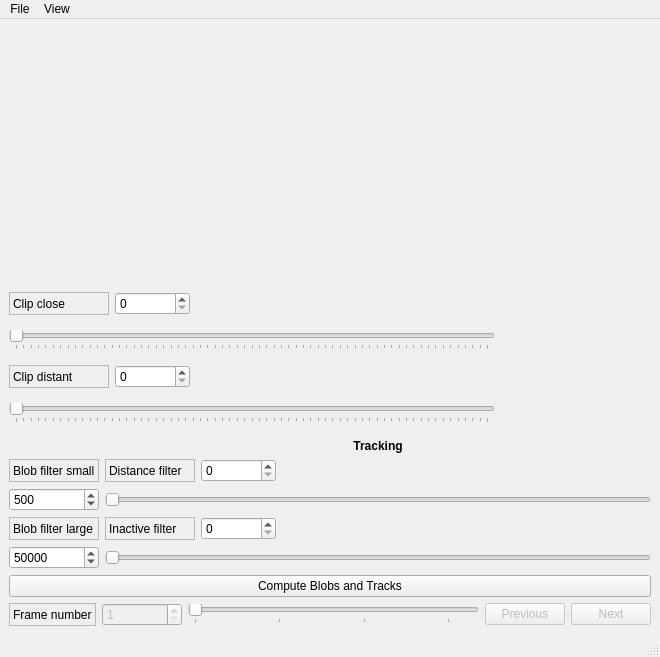
Before: the Qt Designer form RecordTracker/recordTracker.ui in tiltit/Kinect-Experiments, drawn with Qt 5.
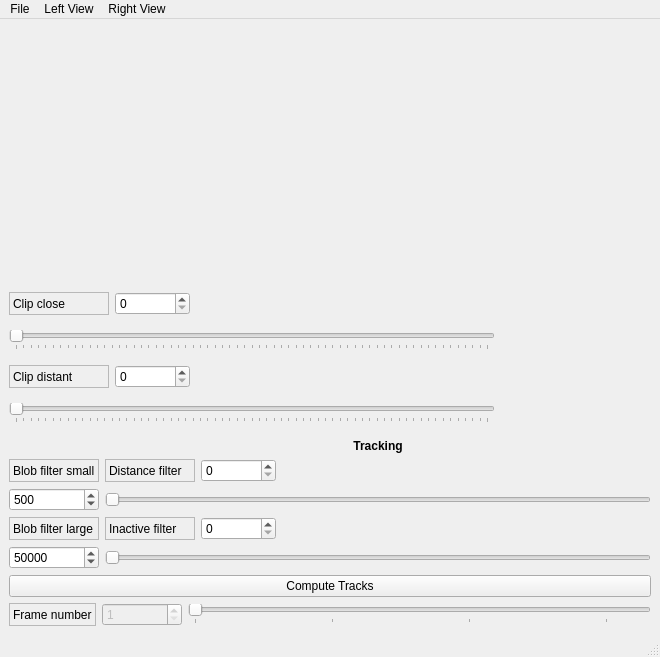
After: the same form once the commit is applied. Custom widgets are drawn as their Qt base class.

The edit to the form file:
```diff
--- a/RecordTracker/recordTracker.ui
+++ b/RecordTracker/recordTracker.ui
@@ -362,7 +362,7 @@
     <item>
      <widget class="QPushButton" name="computeButton">
       <property name="text">
-       <string>Compute Blobs and Tracks</string>
+       <string>Compute Tracks</string>
       </property>
      </widget>
     </item>
@@ -413,38 +413,6 @@
         </property>
        </widget>
       </item>
-      <item>
-       <widget class="QPushButton" name="previousFrameButton">
-        <property name="enabled">
-         <bool>false</bool>
-        </property>
-        <property name="minimumSize">
-         <size>
-          <width>80</width>
-          <height>0</height>
-         </size>
-        </property>
-        <property name="text">
-         <string>Previous</string>
-        </property>
-       </widget>
-      </item>
-      <item>
-       <widget class="QPushButton" name="nextFrameButton">
-        <property name="enabled">
-         <bool>false</bool>
-        </property>
-        <property name="minimumSize">
-         <size>
-          <width>80</width>
-          <height>0</height>
-         </size>
-        </property>
-        <property name="text">
-         <string>Next</string>
-        </property>
-       </widget>
-      </item>
      </layout>
     </item>
    </layout>
@@ -466,13 +434,27 @@
    </widget>
    <widget class="QMenu" name="menuView">
     <property name="title">
-     <string>View</string>
+     <string>Left View</string>
     </property>
-    <addaction name="actionBlobs"/>
-    <addaction name="actionTracks"/>
+    <addaction name="actionBlobsLeft"/>
+    <addaction name="actionDepthLeft"/>
+    <addaction name="actionVideoLeft"/>
+    <addaction name="separator"/>
+    <addaction name="actionTracksLeft"/>
+   </widget>
+   <widget class="QMenu" name="menuRight_View">
+    <property name="title">
+     <string>Right View</string>
+    </property>
+    <addaction name="actionDepthRight"/>
+    <addaction name="actionBlobsRight"/>
+    <addaction name="actionVideoRight"/>
+    <addaction name="separator"/>
+    <addaction name="actionTracksRight"/>
    </widget>
    <addaction name="menuFile"/>
    <addaction name="menuView"/>
+   <addaction name="menuRight_View"/>
   </widget>
   <widget class="QStatusBar" name="statusbar"/>
   <action name="actionOpen_Folder">
```
Left out of the diff: 55 changed lines with no effect on the pictures.
